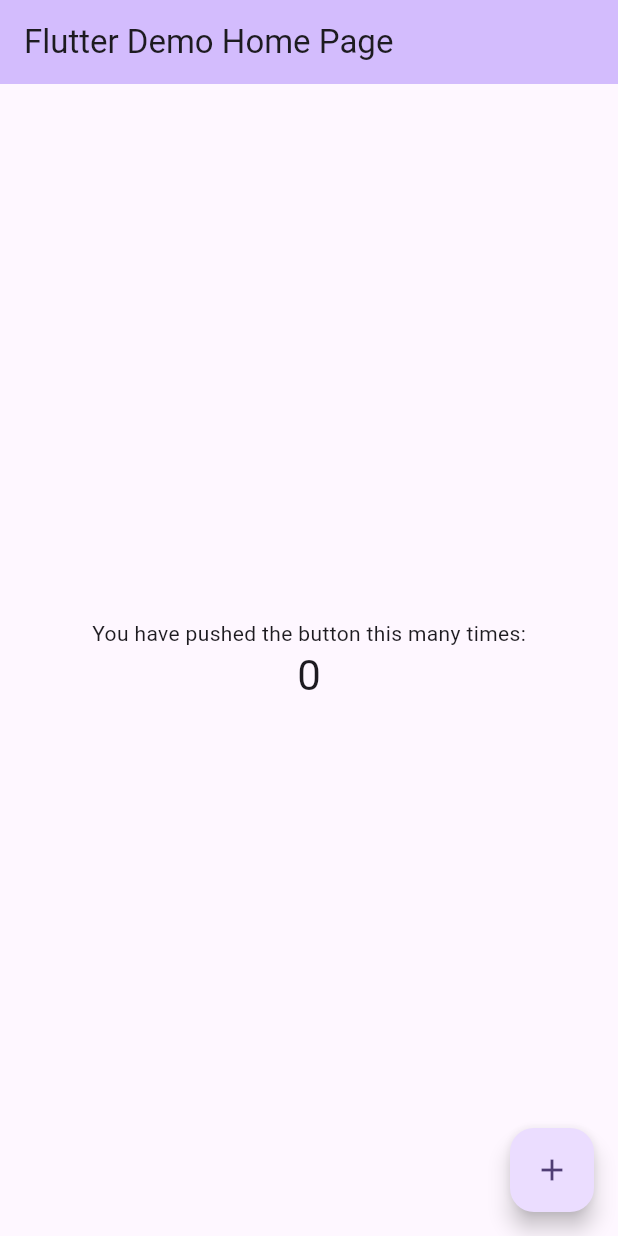
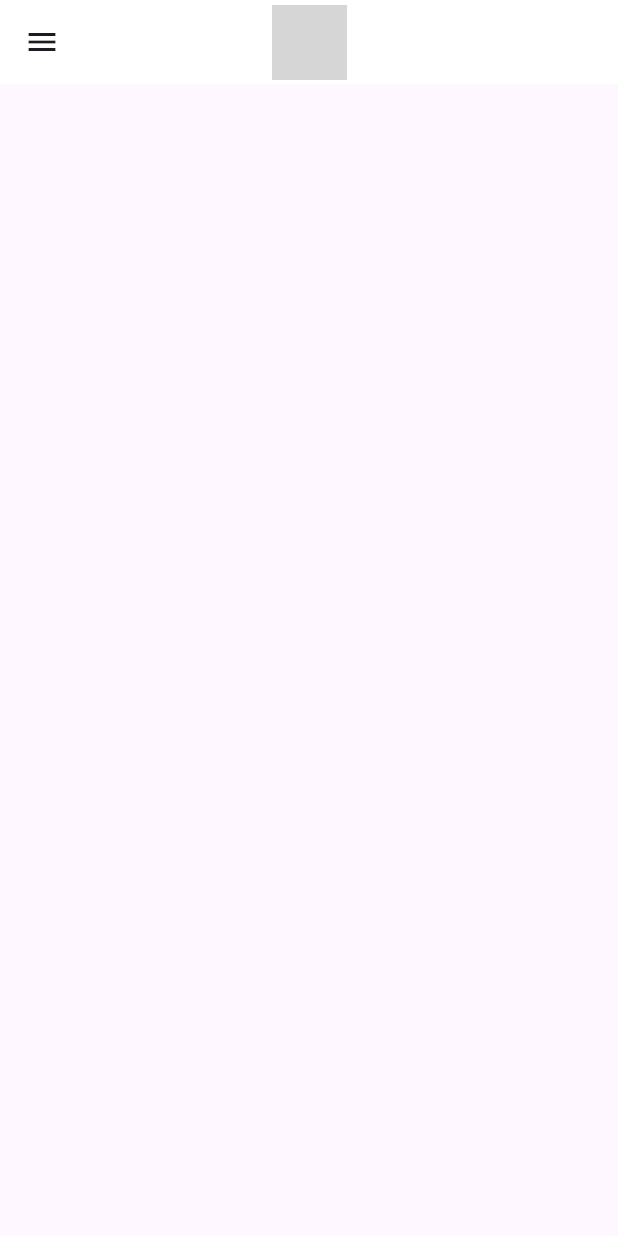
Before and after one commit to aryanbp/oyo_ui, a Flutter app: the screen it shows after launch, on a phone screen of 412 x 824 dp. Run offline on Flutter 3.47's test engine with Material 3 defaults, Android fonts, the phone set to English and light mode, and no system bars; grey boxes are pictures that could not be loaded.

Commit message:
Make Header

```diff
--- a/lib/main.dart
+++ b/lib/main.dart
@@ -10,12 +10,12 @@
   @override
   Widget build(BuildContext context) {
     return MaterialApp(
-      title: 'Flutter Demo',
+      title: 'OYO',
       theme: ThemeData(
         colorScheme: ColorScheme.fromSeed(seedColor: Colors.deepPurple),
         useMaterial3: true,
       ),
-      home: const MyHomePage(title: 'Flutter Demo Home Page'),
+      home: const MyHomePage(title: 'OYO'),
     );
   }
 }
@@ -30,40 +30,19 @@
 }
 
 class _MyHomePageState extends State<MyHomePage> {
-  int _counter = 0;
-
-  void _incrementCounter() {
-    setState(() {
-      _counter++;
-    });
-  }
 
   @override
   Widget build(BuildContext context) {
     return Scaffold(
       appBar: AppBar(
-        backgroundColor: Theme.of(context).colorScheme.inversePrimary,
-        title: Text(widget.title),
-      ),
-      body: Center(
-        child: Column(
-          mainAxisAlignment: MainAxisAlignment.center,
-          children: <Widget>[
-            const Text(
-              'You have pushed the button this many times:',
-            ),
-            Text(
-              '$_counter',
-              style: Theme.of(context).textTheme.headlineMedium,
-            ),
-          ],
+        backgroundColor: Colors.white,
+        centerTitle: true,
+        title: Image.asset(
+          'oyo.png',
+          width: 50,
         ),
       ),
-      floatingActionButton: FloatingActionButton(
-        onPressed: _incrementCounter,
-        tooltip: 'Increment',
-        child: const Icon(Icons.add),
-      ),
+      drawer: const Drawer(),
     );
   }
 }
--- a/pubspec.yaml
+++ b/pubspec.yaml
@@ -59,7 +59,8 @@
   uses-material-design: true
 
   # To add assets to your application, add an assets section, like this:
-  # assets:
+  assets:
+    - assets/
   #   - images/a_dot_burr.jpeg
   #   - images/a_dot_ham.jpeg
 
```
Also changed, not shown: assets/oyo.png (added).
